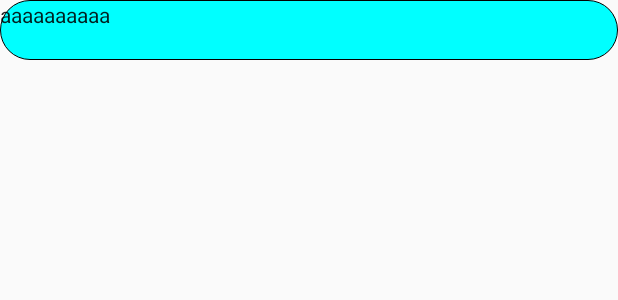
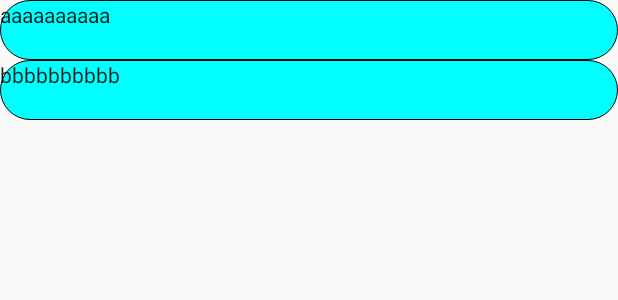
Before and after one commit to XinYiWorld/CZBaseDevLibary, an Android app: the layout fragment1.xml on its own in the app's theme, with its tools: preview values and no code run, on a phone screen of 412 x 824 dp. Shown: the top 300 px of the screen. Run offline under Robolectric (Android 15) with nearby library versions, the phone set to English and light mode, and no system bars.

Commit message:
增加了RoundRadioButton类

```diff
--- /dev/null
+++ b/CZBaseDevTool/src/main/java/com/xinyi/czbasedevtool/base/view/round/RoundRadioButton.java
@@ -0,0 +1,78 @@
+package com.xinyi.czbasedevtool.base.view.round;
+
+import android.content.Context;
+import android.content.res.TypedArray;
+import android.util.AttributeSet;
+import android.widget.CheckBox;
+import android.widget.RadioButton;
+
+import com.xinyi.czbasedevtool.base.R;
+import com.xinyi.czbasedevtool.base.utils.image.ImageCommonUtil;
+
+/**
+ * Created by 陈章 on 2017/2/13 0013.
+ * func:
+ * 自定义的可以指定圆角大小、背景颜色、边框颜色和粗细的RadioButton
+ * 避免反复的在drawable里创建xml文件，占用内存。
+ */
+
+public class RoundRadioButton extends RadioButton{
+
+    private int bgColor;
+    private float cornerRadius;
+    private int bgPressColor;
+    private float borderWidth;
+    private int borderColor;
+
+    public RoundRadioButton(Context context) {
+        this(context,null);
+    }
+
+    public RoundRadioButton(Context context, AttributeSet attrs) {
+        this(context, attrs,0);
+    }
+
+    public RoundRadioButton(Context context, AttributeSet attrs, int defStyleAttr) {
+        super(context, attrs, defStyleAttr);
+        final TypedArray typedArray = context.obtainStyledAttributes(attrs, R.styleable.RoundCheckBox);
+        bgColor = typedArray.getColor(R.styleable.RoundCheckBox_bgColor, getResources().getColor( android.R.color.transparent));
+        bgPressColor = typedArray.getColor(R.styleable.RoundCheckBox_bgPressColor,-1);
+        cornerRadius = typedArray.getDimension(R.styleable.RoundCheckBox_cornerRadius, 0);
+        borderWidth = typedArray.getDimension(R.styleable.RoundCheckBox_borderWidth, 0);
+        borderColor = typedArray.getColor(R.styleable.RoundCheckBox_borderColor, getResources().getColor(android.R.color.transparent));
+    }
+
+    @Override
+    protected void onFinishInflate() {
+        super.onFinishInflate();
+//        setBackgroundResource(android.R.drawable.bottom_bar);       //先设置一个背景，防止getBackground()得到的是null。
+//        Drawable originalBackground = getBackground();
+//        originalBackground.setColorFilter(bgColor, PorterDuff.Mode.DARKEN);
+//        Drawable normalDrawable = ImageCommonUtil.bitmap2Drawable(ImageCommonUtil.getRoundedCornerBitmap(ImageCommonUtil.drawable2bitmap(originalBackground), cornerRadius));
+//
+//        originalBackground.setColorFilter(bgPressColor, PorterDuff.Mode.DARKEN);
+//        Drawable pressDrawable = ImageCommonUtil.bitmap2Drawable(ImageCommonUtil.getRoundedCornerBitmap(ImageCommonUtil.drawable2bitmap(originalBackground), cornerRadius + 20));
+        setBackgroundDrawable(ImageCommonUtil.createGradientDrawable(bgColor,bgPressColor,cornerRadius,borderColor,borderWidth,android.R.attr.state_checked));
+        setClickable(true);     //否则选择器不起作用
+    }
+
+    public void setBgColor(int bgColor) {
+        this.bgColor = bgColor;
+    }
+
+    public void setBgPressColor(int bgPressColor) {
+        this.bgPressColor = bgPressColor;
+    }
+
+    public void setBorderColor(int borderColor) {
+        this.borderColor = borderColor;
+    }
+
+    public void setBorderWidth(float borderWidth) {
+        this.borderWidth = borderWidth;
+    }
+
+    public void setCornerRadius(float cornerRadius) {
+        this.cornerRadius = cornerRadius;
+    }
+}
--- a/app/src/main/res/layout/fragment1.xml
+++ b/app/src/main/res/layout/fragment1.xml
@@ -4,8 +4,10 @@
     android:orientation="vertical" android:layout_width="match_parent"
     android:layout_height="match_parent">
 
-    <com.xinyi.czbasedevtool.base.view.round.RoundTextView
-        android:id="@id/title_layout_left_txt"
+    <RadioGroup
+        android:layout_width="match_parent"
+        android:layout_height="wrap_content">
+        <com.xinyi.czbasedevtool.base.view.round.RoundRadioButton
             android:layout_width="match_parent"
             android:layout_height="40dp"
             app:bgColor="@color/aqua"
@@ -16,4 +18,17 @@
             android:text="aaaaaaaaaa"
             />
 
+        <com.xinyi.czbasedevtool.base.view.round.RoundRadioButton
+            android:layout_width="match_parent"
+            android:layout_height="40dp"
+            app:bgColor="@color/aqua"
+            app:bgPressColor="@color/lightcoral"
+            app:cornerRadius="20dp"
+            app:borderWidth="1px"
+            app:borderColor="@color/black"
+            android:text="bbbbbbbbbb"
+            />
+    </RadioGroup>
+
+
 </LinearLayout>
```
Lines whose indentation alone changed are shown as unchanged.
